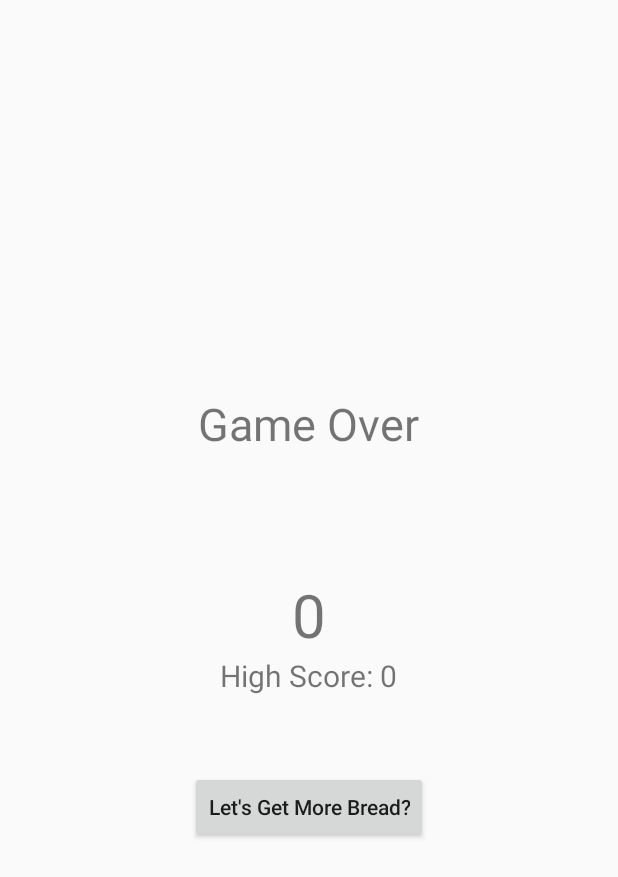
After one commit to thehanriver/Lets-Get-This-Bread, an Android app: the ResultScreen screen opened directly, with no data from a screen before it, on a phone screen of 412 x 824 dp. The commit adds this screen. Shown: the top 877 px of the screen. Run offline under Robolectric (Android 15) with nearby library versions, the phone set to English and light mode, and no system bars.

Commit message:
Added end screen and repeat button
Need to implement restart

```diff
--- a/app/src/main/AndroidManifest.xml
+++ b/app/src/main/AndroidManifest.xml
@@ -16,6 +16,7 @@
                 <category android:name="android.intent.category.LAUNCHER" />
             </intent-filter>
         </activity>
+        <activity android:name=".ResultScreen"></activity>
     </application>
 
 </manifest>
--- a/app/src/main/java/com/example/eddie/letsgetthisbread/MainActivity.java
+++ b/app/src/main/java/com/example/eddie/letsgetthisbread/MainActivity.java
@@ -1,5 +1,6 @@
 package com.example.eddie.letsgetthisbread;
 
+import android.content.Intent;
 import android.graphics.Point;
 import android.os.Handler;
 import android.support.v7.app.AppCompatActivity;
@@ -158,6 +159,9 @@ public class MainActivity extends AppCompatActivity {
             timer = null;
 
             // Print results
+            Intent intent = new Intent(getApplicationContext(), ResultScreen.class);
+            intent.putExtra("SCORE" , score);
+            startActivity(intent);
         }
 
         // Collision check for knife
--- /dev/null
+++ b/app/src/main/java/com/example/eddie/letsgetthisbread/ResultScreen.java
@@ -0,0 +1,39 @@
+package com.example.eddie.letsgetthisbread;
+
+import android.content.Context;
+import android.content.SharedPreferences;
+import android.support.v7.app.AppCompatActivity;
+import android.os.Bundle;
+import android.widget.TextView;
+
+public class ResultScreen extends AppCompatActivity {
+
+    @Override
+    protected void onCreate(Bundle savedInstanceState) {
+        super.onCreate(savedInstanceState);
+        setContentView(R.layout.activity_result_screen);
+
+        TextView scoreboard = findViewById(R.id.scoreboard);
+        TextView highscore = findViewById(R.id.highscore);
+
+        int score = getIntent().getIntExtra("SCORE" , 0);
+        scoreboard.setText(score + "");
+
+        SharedPreferences settings = getSharedPreferences("GAME_DATA" , Context.MODE_PRIVATE);
+        int stored_highS = settings.getInt("HIGHSCORE" , 0);
+
+        if (score > stored_highS) {
+            highscore.setText("High Score: " + score);
+
+            // Save score
+            SharedPreferences.Editor editor = settings.edit();
+            editor.putInt("HIGHSCORE" , score);
+            editor.commit();
+        }
+        else {
+            highscore.setText("High Score: " + stored_highS);
+        }
+
+    }
+
+}
--- /dev/null
+++ b/app/src/main/res/layout/activity_result_screen.xml
@@ -0,0 +1,40 @@
+<?xml version="1.0" encoding="utf-8"?>
+<LinearLayout xmlns:android="http://schemas.android.com/apk/res/android"
+    xmlns:app="http://schemas.android.com/apk/res-auto"
+    xmlns:tools="http://schemas.android.com/tools"
+    android:layout_width="match_parent"
+    android:layout_height="match_parent"
+    android:orientation="vertical"
+    android:gravity="center"
+    tools:context=".ResultScreen"
+    >
+
+    <TextView
+        android:layout_width="wrap_content"
+        android:layout_height="wrap_content"
+        android:text="@string/over"
+        android:textSize="30sp" />
+
+    <TextView
+        android:id="@+id/scoreboard"
+        android:layout_width="wrap_content"
+        android:layout_height="wrap_content"
+        android:layout_marginTop="80sp"
+        android:text="150"
+        android:textSize="40sp" />
+
+    <TextView
+        android:id="@+id/highscore"
+        android:layout_width="wrap_content"
+        android:layout_height="wrap_content"
+        android:text="@string/score"
+        android:textSize="20sp" />
+
+    <Button
+        android:layout_width="wrap_content"
+        android:layout_height="wrap_content"
+        android:layout_marginTop="50sp"
+        android:text="@string/again"
+        android:textAllCaps="false" />
+
+</LinearLayout>
--- a/app/src/main/res/values/strings.xml
+++ b/app/src/main/res/values/strings.xml
@@ -2,4 +2,7 @@
     <string name="app_name">Lets Get This Bread</string>
     <string name="score">Score: 300</string>
     <string name="tap">Tap to Start</string>
+    <string name="over">Game Over</string>
+    <string name="again">Let\'s Get More Bread?</string>
+
 </resources>
```
